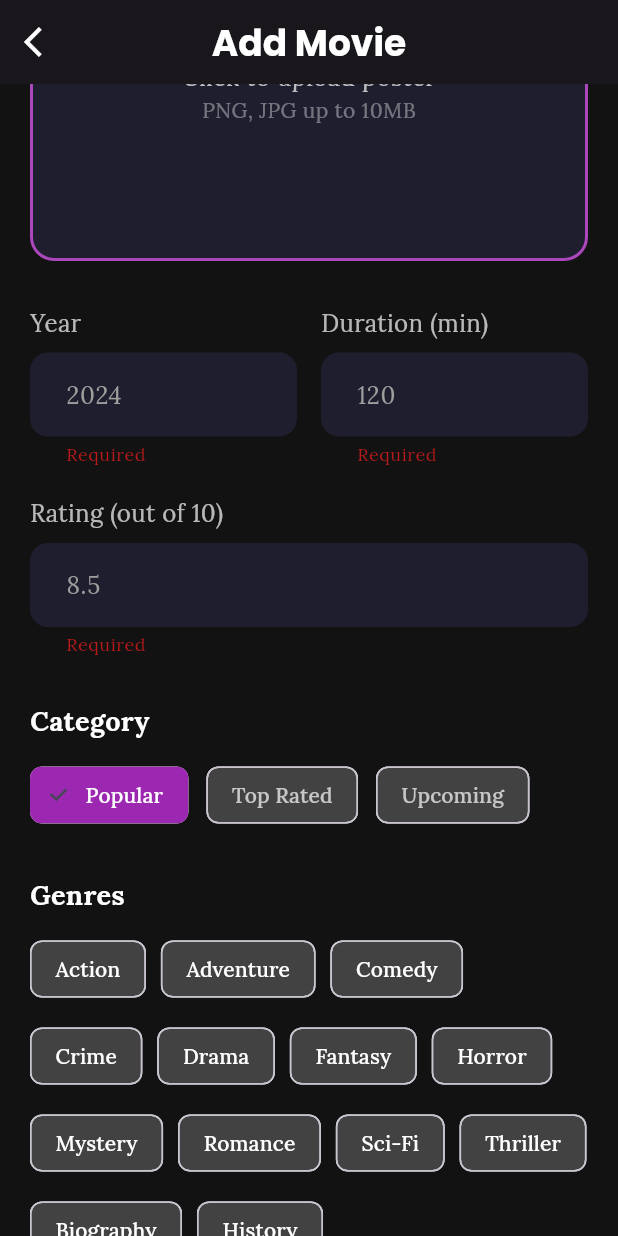
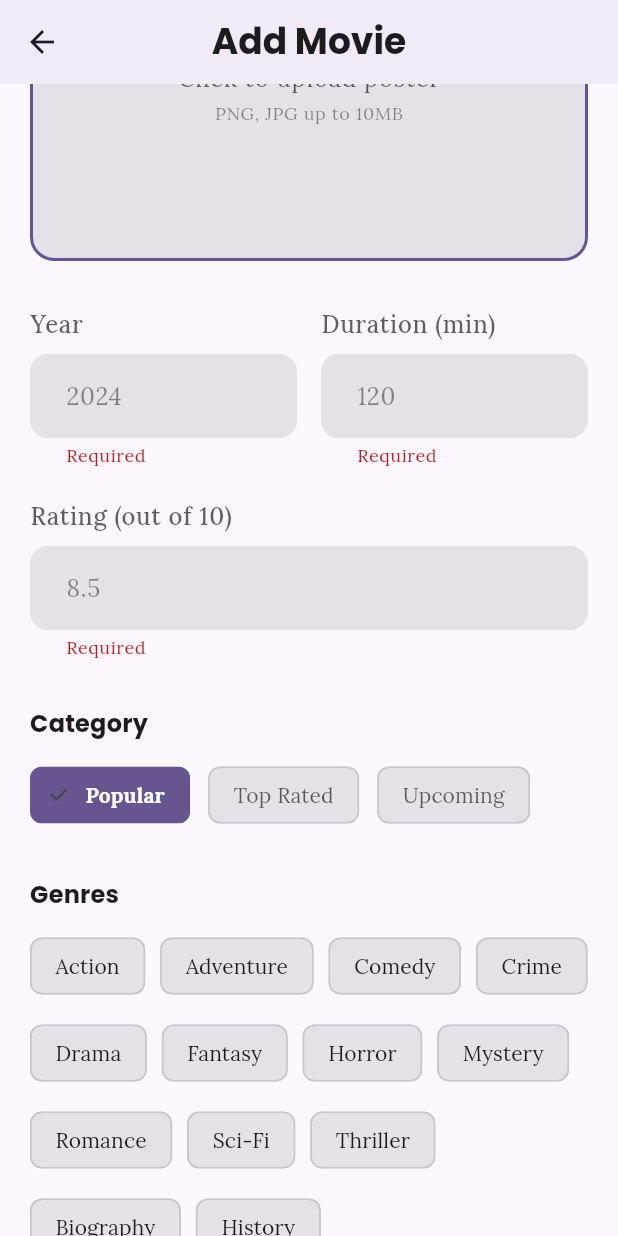
Before and after one commit to ChaymaSebri/movies_app, a Flutter app: the AddMovieScreen screen opened by its route, scrolled down 576 dp, after a tap on "Add Movie", on a phone screen of 412 x 824 dp. Run offline on Flutter 3.47's test engine with Material 3 defaults, Android fonts, the phone set to English and light mode, and no system bars; our stand-ins replace cached_network_image, cloud_firestore, email_validator, firebase_auth, firebase_core, flutter_dotenv and 2 more; missing offline and left inert: cloudinary_public; accounts and stored records are empty.

```diff
--- a/lib/screens/admin/add_movie_screen.dart
+++ b/lib/screens/admin/add_movie_screen.dart
@@ -132,8 +132,11 @@ class _AddMovieScreenState extends State<AddMovieScreen> {
     posterUrl.replaceAll('/upload/', '/upload/w_1280,c_limit/');
 
     try {
+      // Generate unique ID for the movie
+      final movieId = DateTime.now().millisecondsSinceEpoch.toString();
+
       final movie = Movie(
-        id: DateTime.now().millisecondsSinceEpoch.toString(),
+        id: movieId,
         title: _titleController.text.trim(),
         description: _descriptionController.text.trim(),
         posterUrl: posterUrl,
@@ -147,15 +150,18 @@ class _AddMovieScreenState extends State<AddMovieScreen> {
         category: _selectedCategory,
       );
 
+      // Use .doc(movieId).set() instead of .add()
+      // This ensures the document ID matches the movie.id
       await FirebaseFirestore.instance
           .collection('movies')
-          .add(movie.toFirestoreMap());
+          .doc(movieId)
+          .set(movie.toFirestoreMap());
 
       if (mounted) {
         ScaffoldMessenger.of(context).showSnackBar(
-          const SnackBar(
-            content: Text("Movie added successfully!"),
-            backgroundColor: Colors.green,
+          SnackBar(
+            content: const Text("Movie added successfully!"),
+            backgroundColor: Theme.of(context).colorScheme.primary,
           ),
         );
         Navigator.pop(context, true);
@@ -176,21 +182,20 @@ class _AddMovieScreenState extends State<AddMovieScreen> {
   @override
   Widget build(BuildContext context) {
     final theme = Theme.of(context);
+    final colorScheme = theme.colorScheme;
 
     return Scaffold(
-      backgroundColor: const Color(0xFF121212),
+      backgroundColor: colorScheme.surface,
       appBar: AppBar(
-        backgroundColor: const Color(0xFF121212),
+        backgroundColor: colorScheme.surface,
         elevation: 0,
         leading: IconButton(
-          icon: const Icon(Icons.arrow_back_ios, color: Colors.white),
+          icon: Icon(Icons.arrow_back, color: colorScheme.onSurface),
           onPressed: () => Navigator.pop(context),
         ),
-        title: const Text(
+        title: Text(
           "Add Movie",
-          style: TextStyle(
-            color: Colors.white,
-            fontSize: 24,
+          style: theme.textTheme.headlineSmall?.copyWith(
             fontWeight: FontWeight.bold,
           ),
         ),
@@ -218,11 +223,9 @@ class _AddMovieScreenState extends State<AddMovieScreen> {
               const SizedBox(height: 30),
 
               // POSTER
-              const Text(
+              Text(
                 "Poster",
-                style: TextStyle(
-                  color: Colors.white,
-                  fontSize: 18,
+                style: theme.textTheme.titleMedium?.copyWith(
                   fontWeight: FontWeight.bold,
                 ),
               ),
@@ -233,32 +236,36 @@ class _AddMovieScreenState extends State<AddMovieScreen> {
                   height: 300,
                   width: double.infinity,
                   decoration: BoxDecoration(
-                    color: const Color(0xFF1E1E2E),
+                    color: colorScheme.surfaceContainerHighest,
                     borderRadius: BorderRadius.circular(16),
-                    border: Border.all(color: Colors.purple.shade400, width: 2),
+                    border: Border.all(
+                      color: colorScheme.primary,
+                      width: 2,
+                    ),
                   ),
                   child: _selectedImage == null
                       ? Column(
                     mainAxisAlignment: MainAxisAlignment.center,
-                          children: const [
+                    children: [
                       Icon(
                         Icons.add_a_photo,
                         size: 60,
-                              color: Colors.purple,
+                        color: colorScheme.primary,
                       ),
-                            SizedBox(height: 16),
+                      const SizedBox(height: 16),
                       Text(
                         "Click to upload poster",
-                              style: TextStyle(
-                                color: Colors.white70,
-                                fontSize: 16,
+                        style: theme.textTheme.bodyLarge?.copyWith(
+                          color: colorScheme.onSurface
+                              .withValues(alpha: 0.7),
                         ),
                       ),
+                      const SizedBox(height: 4),
                       Text(
                         "PNG, JPG up to 10MB",
-                              style: TextStyle(
-                                color: Colors.white38,
-                                fontSize: 14,
+                        style: theme.textTheme.bodySmall?.copyWith(
+                          color: colorScheme.onSurface
+                              .withValues(alpha: 0.5),
                         ),
                       ),
                     ],
@@ -305,11 +312,9 @@ class _AddMovieScreenState extends State<AddMovieScreen> {
               ),
 
               const SizedBox(height: 30),
-              const Text(
+              Text(
                 "Category",
-                style: TextStyle(
-                  color: Colors.white,
-                  fontSize: 18,
+                style: theme.textTheme.titleMedium?.copyWith(
                   fontWeight: FontWeight.bold,
                 ),
               ),
@@ -321,10 +326,13 @@ class _AddMovieScreenState extends State<AddMovieScreen> {
                   return ChoiceChip(
                     label: Text(cat),
                     selected: selected,
-                    selectedColor: Colors.purple,
-                    backgroundColor: Colors.grey[800],
+                    selectedColor: colorScheme.primary,
+                    backgroundColor: colorScheme.surfaceContainerHighest,
                     labelStyle: TextStyle(
-                      color: selected ? Colors.white : Colors.white70,
+                      color: selected
+                          ? colorScheme.onPrimary
+                          : colorScheme.onSurface.withValues(alpha: 0.7),
+                      fontWeight: selected ? FontWeight.bold : FontWeight.normal,
                     ),
                     onSelected: (_) => setState(() => _selectedCategory = cat),
                   );
@@ -332,11 +340,9 @@ class _AddMovieScreenState extends State<AddMovieScreen> {
               ),
 
               const SizedBox(height: 30),
-              const Text(
+              Text(
                 "Genres",
-                style: TextStyle(
-                  color: Colors.white,
-                  fontSize: 18,
+                style: theme.textTheme.titleMedium?.copyWith(
                   fontWeight: FontWeight.bold,
                 ),
               ),
@@ -349,9 +355,14 @@ class _AddMovieScreenState extends State<AddMovieScreen> {
                   return FilterChip(
                     label: Text(g),
                     selected: selected,
-                    selectedColor: Colors.purple,
-                    backgroundColor: Colors.grey[800],
-                    labelStyle: const TextStyle(color: Colors.white),
+                    selectedColor: colorScheme.primary,
+                    backgroundColor: colorScheme.surfaceContainerHighest,
+                    labelStyle: TextStyle(
+                      color: selected
+                          ? colorScheme.onPrimary
+                          : colorScheme.onSurface,
+                      fontWeight: selected ? FontWeight.bold : FontWeight.normal,
+                    ),
                     onSelected: (v) => setState(
                           () => v
                           ? _selectedGenres.add(g)
@@ -370,19 +381,21 @@ class _AddMovieScreenState extends State<AddMovieScreen> {
                 child: ElevatedButton(
                   onPressed: _isUploading ? null : _addMovie,
                   style: ElevatedButton.styleFrom(
-                    backgroundColor: Colors.purple,
-                    disabledBackgroundColor: Colors.purple.shade700,
+                    backgroundColor: colorScheme.primary,
+                    foregroundColor: colorScheme.onPrimary,
+                    disabledBackgroundColor:
+                    colorScheme.primary.withValues(alpha: 0.6),
                     shape: RoundedRectangleBorder(
                       borderRadius: BorderRadius.circular(30),
                     ),
                     elevation: 8,
                   ),
                   child: _isUploading
-                      ? const SizedBox(
+                      ? SizedBox(
                     width: 24,
                     height: 24,
                     child: CircularProgressIndicator(
-                            color: Colors.white,
+                      color: colorScheme.onPrimary,
                       strokeWidth: 3,
                     ),
                   )
@@ -391,7 +404,6 @@ class _AddMovieScreenState extends State<AddMovieScreen> {
                     style: TextStyle(
                       fontSize: 18,
                       fontWeight: FontWeight.bold,
-                            color: Colors.white,
                     ),
                   ),
                 ),
@@ -412,27 +424,42 @@ class _AddMovieScreenState extends State<AddMovieScreen> {
         int maxLines = 1,
         TextInputType? keyboardType,
       }) {
+    final theme = Theme.of(context);
+    final colorScheme = theme.colorScheme;
+
     return Column(
       crossAxisAlignment: CrossAxisAlignment.start,
       children: [
         Text(
           label,
-          style: const TextStyle(color: Colors.white70, fontSize: 16),
+          style: theme.textTheme.bodyLarge?.copyWith(
+            color: colorScheme.onSurface.withValues(alpha: 0.7),
+            fontWeight: FontWeight.w500,
+          ),
         ),
         const SizedBox(height: 8),
         TextFormField(
           controller: c,
           maxLines: maxLines,
           keyboardType: keyboardType,
-          style: const TextStyle(color: Colors.white),
+          style: TextStyle(color: colorScheme.onSurface),
           decoration: InputDecoration(
             hintText: hint,
-            hintStyle: const TextStyle(color: Colors.grey),
+            hintStyle: TextStyle(
+              color: colorScheme.onSurface.withValues(alpha: 0.5),
+            ),
             filled: true,
-            fillColor: const Color(0xFF1E1E2E),
+            fillColor: colorScheme.surfaceContainerHighest,
             border: OutlineInputBorder(
               borderRadius: BorderRadius.circular(12),
               borderSide: BorderSide.none,
+            ),
+            focusedBorder: OutlineInputBorder(
+              borderRadius: BorderRadius.circular(12),
+              borderSide: BorderSide(
+                color: colorScheme.primary,
+                width: 2,
+              ),
             ),
             contentPadding: const EdgeInsets.symmetric(
               horizontal: 20,
```
Also changed, not shown: lib/screens/movies/movies_list_screen.dart (+75 -30 lines). Lines whose indentation alone changed are shown as unchanged.
